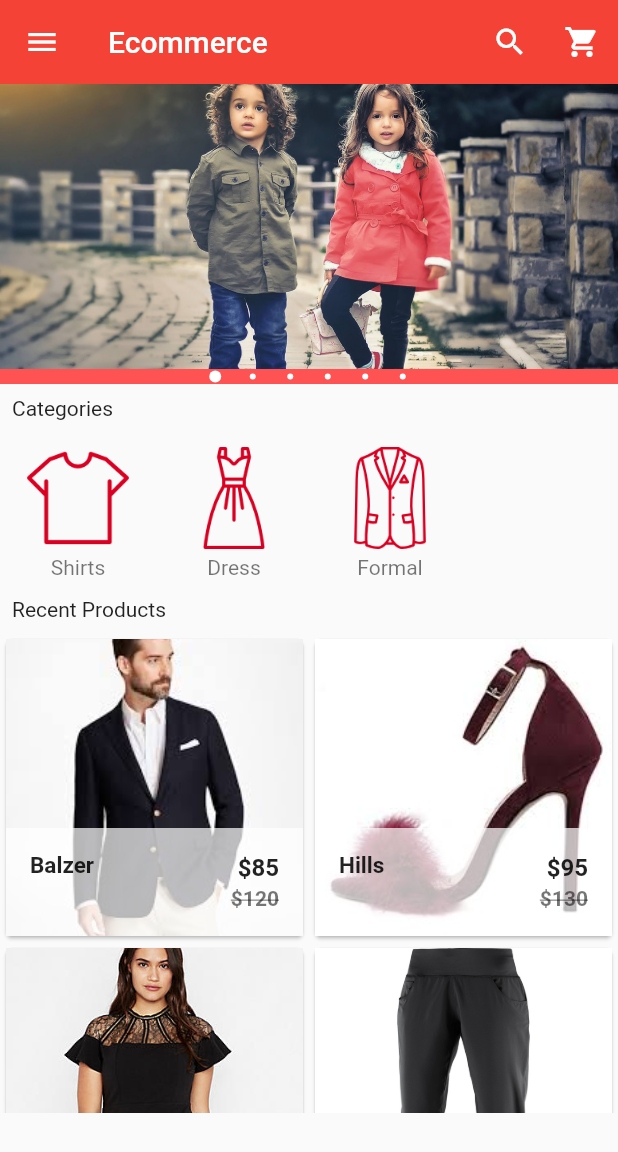
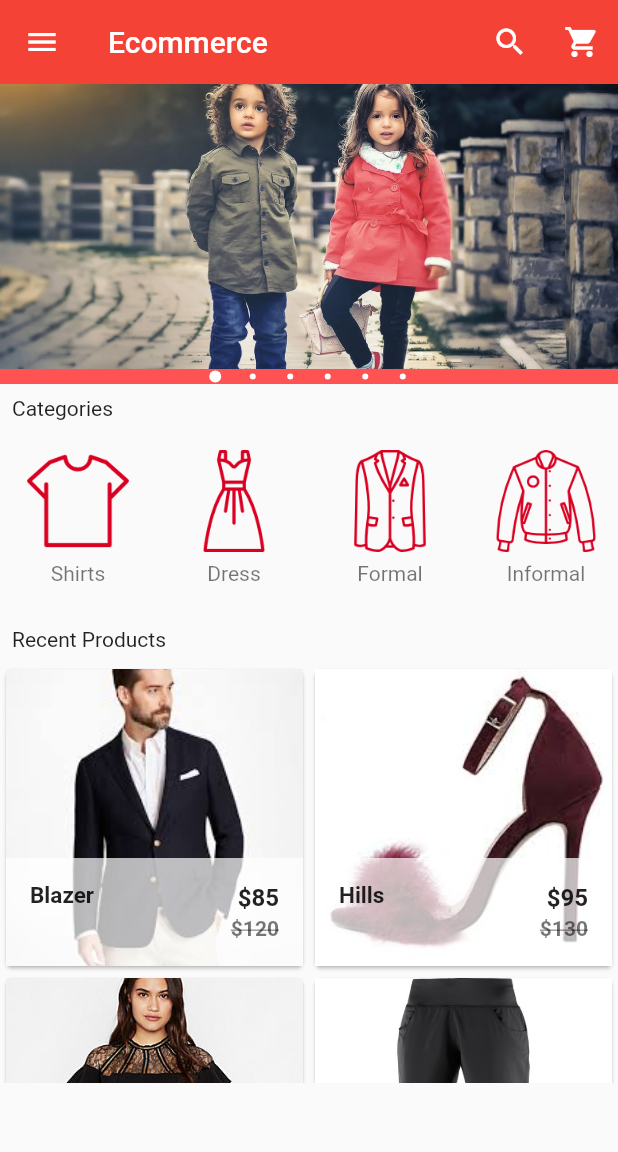
Before and after one commit to Ahmad-Mukhtar/Ecommerce-App, a Flutter app: the screen it shows after launch, on a phone screen of 412 x 824 dp. Shown: the top 1152 px of the screen. Run offline on Flutter 3.47's test engine with Material 2 defaults, Android fonts, the phone set to English and light mode, and no system bars; drawn by our look-alikes of carousel_pro.

Commit message:
Ecommerce App In progress

```diff
--- a/lib/Components/Horizontal_list.dart
+++ b/lib/Components/Horizontal_list.dart
@@ -5,18 +5,18 @@ class HorizontalList extends StatelessWidget {
   @override
   Widget build(BuildContext context) {
     return Container(
-      height: 80.0,
+      height: 100.0,
       child: ListView(
         scrollDirection: Axis.horizontal,
         children: [
         Category(image_caption: 'Shirts', image_location: 'images/cats/tshirt.png'),
           Category(image_caption: 'Dress', image_location: 'images/cats/dress.png'),
           Category(image_caption: 'Formal', image_location: 'images/cats/formal.png'),
-        /*  Category(image_caption: 'Informal', image_location: 'images/cats/informal.png'),
+          Category(image_caption: 'Informal', image_location: 'images/cats/informal.png'),
           Category(image_caption: 'Jeans', image_location: 'images/cats/jeans.png'),
           Category(image_caption: 'Shoes', image_location: 'images/cats/shoe.png'),
           Category(image_caption: 'Accesssories', image_location: 'images/cats/accessories.png'),
-          */
+
         ],
       ),
     );
--- a/lib/Components/Products.dart
+++ b/lib/Components/Products.dart
@@ -1,5 +1,6 @@
 import 'package:flutter/cupertino.dart';
 import 'package:flutter/material.dart';
+import 'package:ecommerce_app/Pages/Product_Details.dart';
 
 
 class Products extends StatefulWidget {
@@ -11,7 +12,7 @@ class _ProductsState extends State<Products> {
 
   var product_list=[
     {
-      "name":"Balzer",
+      "name":"Blazer",
       "picture":"images/products/blazer1.jpeg",
       "old_price":120,
       "price":85
@@ -82,10 +83,14 @@ class Singleproducts extends StatelessWidget {
       child: Hero(
         tag: product_name,
         child: Material(
-
-          child: InkWell(onTap: (){
-            print("Tapped "+ product_name);
-          },
+          child: InkWell(onTap: () =>
+              Navigator.of(context).push(
+                MaterialPageRoute(builder: (context)=>ProductDetails(
+                  product_detail_name: product_name,
+                  product_detail_price: price,
+                  product_detail_oldprice: old_price,
+                  product_detail_picture: product_picture,
+                ))),
           child: GridTile(
             footer: Container(
               color: Colors.white70,
--- a/lib/HomePage.dart
+++ b/lib/HomePage.dart
@@ -144,7 +144,7 @@ class _HomePageState extends State<HomePage> {
           Padding(padding: EdgeInsets.fromLTRB(8.0,30.0,8.0,8.0),
           child: Text('Recent Products'),),
           Container(
-            height: 320.0,
+            height: 280.0,
             child: Products(),
           )
         ],
```
